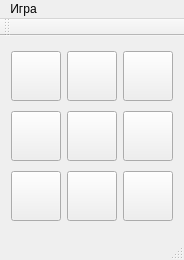
First picture: the form in window.ui, repository IlyaBoykoProgr/qt-cpp, before the edit.
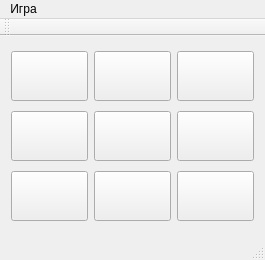
Second picture: the form after the edit.

Commit message: all complete. i think

```diff
--- a/window.ui
+++ b/window.ui
@@ -6,7 +6,7 @@
    <rect>
     <x>0</x>
     <y>0</y>
-    <width>180</width>
+    <width>265</width>
     <height>260</height>
    </rect>
   </property>
@@ -115,7 +115,7 @@
     <rect>
      <x>0</x>
      <y>0</y>
-     <width>180</width>
+     <width>265</width>
      <height>34</height>
     </rect>
    </property>
```
Left out of the diff: 3 changed lines with no effect on the pictures. The commit also changes 2 other files.
